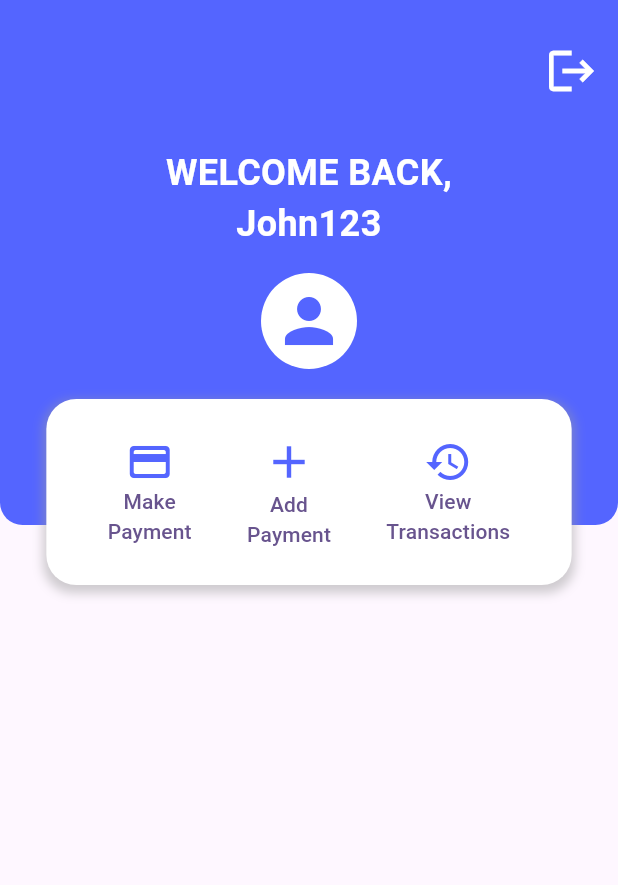
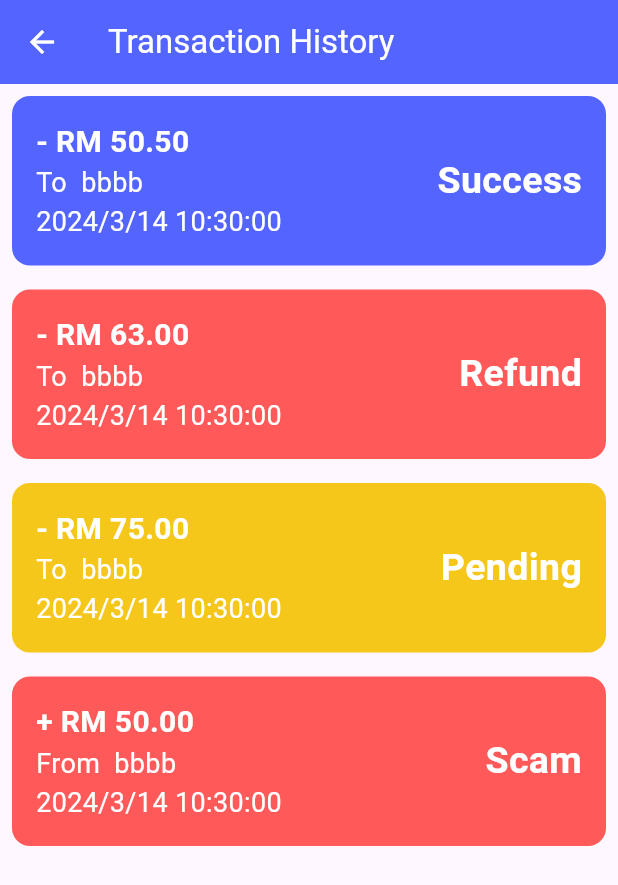
Before and after one commit to MingXuan23/CoolTransaction, a Flutter app: the HomeView screen opened directly, after a tap on an icon or button, on a phone screen of 412 x 824 dp. Shown: the top 885 px of the screen. Run offline on Flutter 3.47's test engine with Material 3 defaults, Android fonts, the light colour scheme and no system bars; our stand-ins replace bloc, equatable, flutter_bloc.

Commit message:
add transation history basic

```diff
--- /dev/null
+++ b/lib/blocs/transaction/transaction_history_bloc.dart
@@ -0,0 +1,43 @@
+import 'package:bloc/bloc.dart';
+import 'package:cool_transaction/models/transaction.dart';
+import 'package:cool_transaction/repositories/transaction_repository.dart';
+import 'package:equatable/equatable.dart';
+
+part 'transaction_history_event.dart';
+part 'transaction_history_state.dart';
+
+class TransactionHistoryBloc extends Bloc<TransactionHistoryEvent, TransactionHistoryState> {
+
+TransactionRepository repo;
+TransactionHistoryBloc(TransactionHistoryState transactionHistoryInitial, this.repo):super(transactionHistoryInitial){
+    on<FetchTransactionHistory>((event, emit) async{
+        emit(TransactionHistoryLoading());
+        try{
+           final List<Transaction> transactionList = await repo.getTransactionHistory(event.userId);
+            if (transactionList.isNotEmpty) {
+          emit(TransactionHistorySuccess(transactionList));
+        } else {
+          emit(TransactionHistoryEmpty());
+        }
+        }
+        catch(error){
+           emit(TransactionHistoryFailure(error.toString()));
+        }
+    });
+}
+  // LoginBloc(LoginState LoginInitial, this.repo) : super(LoginInitial) {
+  //    on<LoginButtonPressed>((event, emit) async {
+  //     emit(LoginLoading());
+  //     try {
+  //       final bool success = repo.login(event.email, event.password);
+  //       if (success) {
+  //         emit(LoginSuccess());
+  //       } else {
+  //         emit(LoginFailure('Login failed'));
+  //       }
+  //     } catch (error) {
+  //       emit(LoginFailure(error.toString()));
+  //     }
+  //   });
+  // }
+}
--- /dev/null
+++ b/lib/blocs/transaction/transaction_history_event.dart
@@ -0,0 +1,18 @@
+part of 'transaction_history_bloc.dart';
+
+sealed class TransactionHistoryEvent extends Equatable {
+  const TransactionHistoryEvent();
+
+  @override
+  List<Object> get props => [];
+
+}
+
+class FetchTransactionHistory extends TransactionHistoryEvent {
+  final int userId;
+  //final String password;
+
+  const FetchTransactionHistory({
+    required this.userId,
+  });
+}
--- /dev/null
+++ b/lib/blocs/transaction/transaction_history_state.dart
@@ -0,0 +1,33 @@
+part of 'transaction_history_bloc.dart';
+
+sealed class TransactionHistoryState extends Equatable {
+  const TransactionHistoryState();
+
+  @override
+  List<Object> get props => [];
+}
+
+final class TransactionHistoryInitial extends TransactionHistoryState {}
+
+class TransactionHistoryLoading extends TransactionHistoryState {}
+
+class TransactionHistorySuccess extends TransactionHistoryState {
+  final List<Transaction> transactionList;
+
+  const TransactionHistorySuccess(this.transactionList);
+
+  @override
+  List<Object> get props => [transactionList];
+
+}
+
+class TransactionHistoryEmpty extends TransactionHistoryState {}
+
+class TransactionHistoryFailure extends TransactionHistoryState {
+  final String error;
+
+  const TransactionHistoryFailure(this.error);
+
+  @override
+  List<Object> get props => [error];
+}
--- a/lib/main.dart
+++ b/lib/main.dart
@@ -1,5 +1,8 @@
 import 'package:cool_transaction/blocs/auth/login/login_bloc.dart';
+import 'package:cool_transaction/blocs/transaction/transaction_history_bloc.dart';
 import 'package:cool_transaction/pages/auth/login_page.dart';
+import 'package:cool_transaction/pages/transaction/transaction_history.dart';
+import 'package:cool_transaction/repositories/transaction_repository.dart';
 import 'package:flutter_bloc/flutter_bloc.dart';
 import 'package:cool_transaction/repositories/user_repository.dart';
 import 'package:flutter/material.dart';
@@ -19,6 +22,9 @@ class MyApp extends StatelessWidget {
         BlocProvider<LoginBloc>(
           create: (context) => LoginBloc(LoginInitial(), UserRepository()),
         ),
+        BlocProvider<TransactionHistoryBloc>(
+          create: (context) => TransactionHistoryBloc(TransactionHistoryInitial(), TransactionRepository()),
+        ),
       ],
       child: MaterialApp(
         debugShowCheckedModeBanner: false,
--- /dev/null
+++ b/lib/models/transaction.dart
@@ -0,0 +1,13 @@
+import 'package:cool_transaction/models/user.dart';
+
+class  Transaction{
+   final String type;
+   final String status;
+   final User? relatedUser;
+   final User? user;
+   final DateTime date;
+   final double amount;
+
+
+   Transaction(this.date,this.amount,this.type,this.status,this.user,this.relatedUser);
+}
--- a/lib/pages/auth/login_page.dart
+++ b/lib/pages/auth/login_page.dart
@@ -1,5 +1,6 @@
 import 'package:cool_transaction/blocs/auth/login/login_bloc.dart';
 import 'package:cool_transaction/pages/home/home_page.dart';
+import 'package:cool_transaction/widget/common/loading_widget.dart';
 import 'package:flutter/material.dart';
 import 'package:flutter_bloc/flutter_bloc.dart';
 
@@ -28,11 +29,14 @@ class _LoginPageState extends State<LoginPage> {
             );
           }
           if (state is LoginLoading) {
-            ScaffoldMessenger.of(context).showSnackBar(
-              SnackBar(content: Text('loading')),
+            showDialog(
+                context: context,
+                builder: (BuildContext context) {
+                  return LoadingOverlay();
+                },
             );
           }
-          if (state is LoginSuccess) {
+          if (state is LoginSuccess ) {
             Navigator.pushReplacement(
               context,
               MaterialPageRoute(builder: (context) => const HomePage()),
@@ -47,6 +51,8 @@ class _LoginPageState extends State<LoginPage> {
                 child: Column(
                   mainAxisAlignment: MainAxisAlignment.center,
                   children: <Widget>[
+
+
                     Text(
                       'Log in',
                       style: TextStyle(fontSize: 32.0, color: Colors.white),
--- a/lib/pages/home/home_page.dart
+++ b/lib/pages/home/home_page.dart
@@ -1,3 +1,4 @@
+import 'package:cool_transaction/pages/transaction/transaction_history.dart';
 import 'package:flutter/material.dart';
 import 'package:flutter_bloc/flutter_bloc.dart';
 
@@ -162,7 +163,10 @@ class _HomeViewState extends State<HomeView> {
                               ),
                               TextButton(
                                 onPressed: () {
-                                  // Add your onPressed logic for View Transactions button
+                                   Navigator.push(
+                                        context,
+                                        MaterialPageRoute(builder: (context) => const TransactionHistoryPage()),
+                                      );
                                 },
                                 child: Column(
                                   children: [
--- /dev/null
+++ b/lib/pages/transaction/transaction_history.dart
@@ -0,0 +1,75 @@
+import 'package:cool_transaction/blocs/transaction/transaction_history_bloc.dart';
+import 'package:cool_transaction/models/transaction.dart';
+import 'package:cool_transaction/widget/common/loading_widget.dart';
+import 'package:cool_transaction/widget/transaction_widget/transaction_card.dart';
+import 'package:flutter/material.dart';
+import 'package:flutter_bloc/flutter_bloc.dart';
+
+class TransactionHistoryPage extends StatefulWidget {
+  const TransactionHistoryPage({super.key});
+
+  @override
+  State<TransactionHistoryPage> createState() => TransactionHisState();
+}
+
+class TransactionHisState extends State<TransactionHistoryPage> {
+  List<Transaction> transactionList = [];
+
+   @override
+  void initState() {
+    super.initState();
+    // Dispatch the FetchTransactionHistory event when the page is loaded
+    BlocProvider.of<TransactionHistoryBloc>(context).add(
+      FetchTransactionHistory(userId: 1),
+    );
+  }
+
+  @override
+  Widget build(BuildContext context) {
+   return Scaffold(
+      //backgroundColor: Colors.lightBlue,
+     appBar: AppBar(
+        backgroundColor: Color(0xFF5465FF), // Set AppBar background color
+        title: Text(
+          'Transaction History',
+          style: TextStyle(color: Colors.white),
+          // Set text color to white
+        ),
+        iconTheme: IconThemeData(color: Colors.white),
+      ),
+      body: BlocListener<TransactionHistoryBloc, TransactionHistoryState>(
+        listener: (context, state) {
+          if (state is TransactionHistoryFailure) {
+            ScaffoldMessenger.of(context).showSnackBar(
+              SnackBar(content: Text(state.error)),
+            );
+          }
+
+          if (state is TransactionHistorySuccess) {
+             transactionList = state.transactionList;
+          }
+        },
+        child: BlocBuilder<TransactionHistoryBloc, TransactionHistoryState>(
+          builder: (context, state) {
+
+            if(state is TransactionHistoryLoading){
+               return LoadingOverlay();
+            }
+            return SafeArea(
+              child: transactionList.isNotEmpty
+                  ? ListView.builder(
+                      itemCount: transactionList.length,
+                      itemBuilder: (context, index) {
+                        return TransactionCard(transaction: transactionList[index]);
+                      },
+                    )
+                  : const Center(
+                      child: Text("No record"),
+                  )
+            );
+          },
+      ),
+    )
+    );
+  }
+}
--- /dev/null
+++ b/lib/repositories/transaction_repository.dart
@@ -0,0 +1,19 @@
+import 'package:cool_transaction/models/transaction.dart';
+import 'package:cool_transaction/models/user.dart';
+
+class TransactionRepository {
+  var list = [
+    Transaction(DateTime.now(), 50.5, "Pay", "Success", User(1, "aada", "asdads"),  User(2, "bbbb", "bbbb")),
+    Transaction(DateTime.now(), 63, "Pay", "Refund", User(1, "aada", "asdads"),  User(2, "bbbb", "bbbb")),
+
+    Transaction(DateTime.now(), 75, "Pay", "Pending", User(1, "aada", "asdads"),  User(2, "bbbb", "bbbb")),
+
+    Transaction(DateTime.now(), 50, "Receive", "Scam", User(1, "aada", "asdads"),  User(2, "bbbb", "bbbb"))
+
+  ];
+
+  Future<List<Transaction>> getTransactionHistory(int id) async {
+    return list;
+
+  }
+}
--- a/lib/repositories/user_repository.dart
+++ b/lib/repositories/user_repository.dart
@@ -2,7 +2,7 @@ import 'package:cool_transaction/models/user.dart';
 
 class UserRepository {
   var users = [
-    User(1, "mingxuam@test.com", "abc123"),
+    User(1, "mx@test.com", "abc123"),
     User(2, "choonfei@test.com", "abc123"),
     User(3, "yisheng@test.com", "abc123"),
   ];
--- /dev/null
+++ b/lib/widget/common/loading_widget.dart
@@ -0,0 +1,13 @@
+import 'package:flutter/material.dart';
+
+class LoadingOverlay extends StatelessWidget {
+  @override
+  Widget build(BuildContext context) {
+    return Center(
+      child: Container(
+        //color: Colors.black.withOpacity(0.5), // Adjust the overlay color and opacity as needed
+        child: CircularProgressIndicator(), // Circular progress indicator
+      ),
+    );
+  }
+}
--- /dev/null
+++ b/lib/widget/transaction_widget/transaction_card.dart
@@ -0,0 +1,75 @@
+import 'package:cool_transaction/models/transaction.dart';
+import 'package:flutter/material.dart';
+
+class TransactionCard extends StatelessWidget {
+  final Transaction transaction;
+
+  TransactionCard({required this.transaction});
+
+
+String getDateFormat(Transaction transaction){
+  return
+    '${transaction.date.year}/${transaction.date.month}/${transaction.date.day} ${transaction.date.hour.toString().padLeft(2, '0')}:${transaction.date.minute.toString().padLeft(2, '0')}:${transaction.date.second.toString().padLeft(2, '0')}' ;
+
+}
+  @override
+  Widget build(BuildContext context) {
+
+    final Map<String, Color> colors = {
+      'Scam': Color(0xFFFF5959),
+      'Refund': Color(0xFFFF5959),
+
+      'Pending': Color(0xFFF5C71A),
+      'Success': Color(0xFF5465FF),
+    };
+
+    final String operator = transaction.type == 'Pay'?'-':'+';
+    final String hint = transaction.type == 'Pay'?'To ':'From ';
+
+     return GestureDetector(
+      onTap: () {
+
+      },
+      child: Container(
+      padding: EdgeInsets.all(16.0),
+      margin: EdgeInsets.all(8.0),
+      decoration: BoxDecoration(
+        color: colors[transaction.status],
+        borderRadius: BorderRadius.circular(12.0), // Adjust the radius as needed
+      ),
+      child: Row(
+  mainAxisAlignment: MainAxisAlignment.spaceBetween,
+  crossAxisAlignment: CrossAxisAlignment.center,
+  children: [
+    // Existing content wrapped in a Column
+    Column(
+      mainAxisAlignment: MainAxisAlignment.spaceAround,
+      crossAxisAlignment: CrossAxisAlignment.start,
+
+      children: [
+        Text(
+          '$operator RM ${transaction.amount.toStringAsFixed(2)}',
+          style: TextStyle(fontWeight: FontWeight.bold, color: Colors.white, fontSize: 20),
+        ),
+        Text(
+          '$hint ${transaction.relatedUser?.email ?? 'Unknown'}',
+          style: TextStyle(color: Colors.white, fontSize: 18),
+        ),
+        Text(
+          getDateFormat(transaction),
+          style: TextStyle(color: Colors.white, fontSize: 18),
+        ),
+      ],
+    ),
+    // Status widget placed on the right-hand side
+    Text(
+      transaction.status,
+      style: TextStyle(fontWeight: FontWeight.bold, color: Colors.white,fontSize: 25),
+    ),
+  ],
+),
+
+    ));
+
+  }
+}
```
Also changed, not shown: pubspec.lock, 4 other files.
